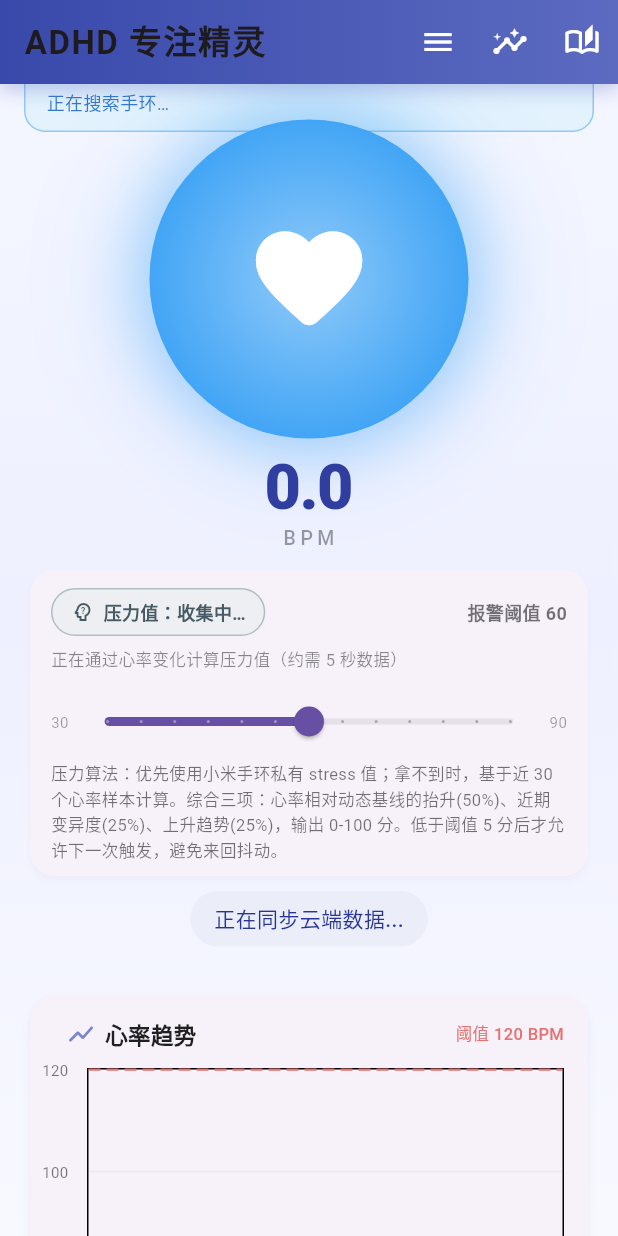
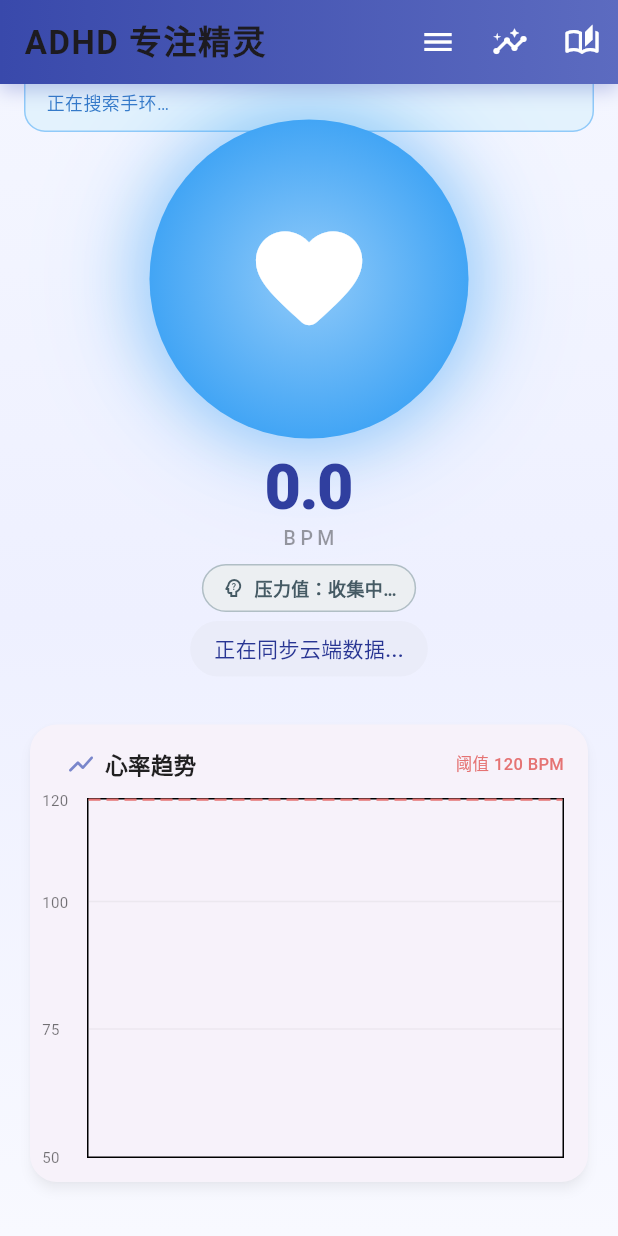
Before and after one commit to ch308/ADHD_Monitor, a Flutter app: the AdhdMonitorApp screen opened directly with empty values, scrolled down 46 dp, on a phone screen of 412 x 824 dp. Run offline on Flutter 3.47's test engine with Material 3 defaults, Android fonts, the phone set to English and light mode, and no system bars; drawn by our look-alikes of fl_chart; our stand-ins replace flutter_blue_plus, flutter_tts, just_audio, permission_handler, shared_preferences, vibration; missing offline and left inert: encrypt, flutter_foreground_task; accounts and stored records are empty; network calls fail.

Commit message:
Fix stress threshold alert flow
Trigger the anxiety flow from calculated stress values as well as band stress values, and move threshold adjustment back into the top menu.

Co-authored-by: Cursor <cursoragent@cursor.com>

```diff
--- a/lib/screens/home_screen.dart
+++ b/lib/screens/home_screen.dart
@@ -265,8 +265,7 @@ class _AdhdMonitorAppState extends State<AdhdMonitorApp>
     debugPrint('Stress=$stress >= $_stressAlertThreshold → alert');
   }
 
-  void _setStressThreshold(double value) {
-    final next = value.round();
+  void _applyStressThreshold(int next, {bool evaluateCurrent = true}) {
     setState(() {
       _stressAlertThreshold = next;
       if ((stressValue ?? 0) < next - 5) {
@@ -274,6 +273,76 @@ class _AdhdMonitorAppState extends State<AdhdMonitorApp>
       }
     });
     unawaited(SessionStore.saveStressThreshold(widget.activeChildId, next));
+
+    if (evaluateCurrent) {
+      final current = stressValue;
+      if (current != null) {
+        _maybeTriggerStressAlert(current);
+      }
+    }
+  }
+
+  Future<void> _showStressThresholdDialog() async {
+    var draft = _stressAlertThreshold.toDouble();
+    final chosen = await showDialog<int>(
+      context: context,
+      builder: (ctx) {
+        return StatefulBuilder(
+          builder: (ctx, setDialogState) {
+            return AlertDialog(
+              title: const Text('设置压力报警阈值'),
+              content: Column(
+                mainAxisSize: MainAxisSize.min,
+                crossAxisAlignment: CrossAxisAlignment.start,
+                children: [
+                  Text(
+                    '当前阈值：${draft.round()}',
+                    style: const TextStyle(
+                      fontWeight: FontWeight.w700,
+                      fontSize: 16,
+                    ),
+                  ),
+                  Slider(
+                    value: draft,
+                    min: 30,
+                    max: 90,
+                    divisions: 12,
+                    label: '${draft.round()}',
+                    onChanged: (v) => setDialogState(() => draft = v),
+                  ),
+                  const Row(
+                    children: [
+                      Text('30', style: TextStyle(fontSize: 11)),
+                      Spacer(),
+                      Text('90', style: TextStyle(fontSize: 11)),
+                    ],
+                  ),
+                  const SizedBox(height: 12),
+                  const Text(
+                    '压力算法：优先使用小米手环私有 stress 值；拿不到时，基于近 30 个心率样本计算。'
+                    '综合三项：心率相对动态基线的抬升(50%)、近期变异度(25%)、上升趋势(25%)，'
+                    '输出 0-100 分。低于阈值 5 分后才允许下一次触发，避免来回抖动。',
+                    style: TextStyle(fontSize: 12, height: 1.5),
+                  ),
+                ],
+              ),
+              actions: [
+                TextButton(
+                  onPressed: () => Navigator.of(ctx).pop(),
+                  child: const Text('取消'),
+                ),
+                FilledButton(
+                  onPressed: () => Navigator.of(ctx).pop(draft.round()),
+                  child: const Text('保存'),
+                ),
+              ],
+            );
+          },
+        );
+      },
+    );
+    if (chosen == null || !mounted) return;
+    _applyStressThreshold(chosen);
   }
 
   /// 手环 BLE notify 一到就直接刷新 UI 和趋势图。
@@ -315,6 +384,9 @@ class _AdhdMonitorAppState extends State<AdhdMonitorApp>
         stressUpdatedAt = sample.timestamp;
       }
     });
+    if (calculatedStress != null) {
+      _maybeTriggerStressAlert(calculatedStress);
+    }
   }
 
   String _formatTime(DateTime t) {
@@ -1401,6 +1473,7 @@ class _AdhdMonitorAppState extends State<AdhdMonitorApp>
               if (v == 'switch') await _showSwitchChildDialog();
               if (v == 'band_bind') await _bindCurrentDevice();
               if (v == 'band_unbind') await _unbindCurrentDevice();
+              if (v == 'stress_threshold') await _showStressThresholdDialog();
               if (v == 'esp_prov') await _openEspProvisionPage();
               if (v == 'esp_reset') await _resetEsp32Provisioning();
             },
@@ -1417,6 +1490,10 @@ class _AdhdMonitorAppState extends State<AdhdMonitorApp>
                 value: 'band_unbind',
                 enabled: !_bindingActionInProgress,
                 child: const Text('解绑当前小米手环'),
+              ),
+              const PopupMenuItem(
+                value: 'stress_threshold',
+                child: Text('设置压力报警阈值'),
               ),
               const PopupMenuDivider(),
               const PopupMenuItem(value: 'esp_prov', child: Text('配网毛绒球呼吸灯')),
@@ -1571,7 +1648,7 @@ class _AdhdMonitorAppState extends State<AdhdMonitorApp>
                   ),
                 ),
                 const SizedBox(height: 8),
-                _buildStressPanel(),
+                _buildStressChip(),
                 const SizedBox(height: 6),
                 Container(
                   padding:
@@ -1743,9 +1820,11 @@ class _AdhdMonitorAppState extends State<AdhdMonitorApp>
     );
   }
 
-  Widget _buildStressPanel() {
+  Widget _buildStressChip() {
     final value = stressValue;
-    final text = value == null ? '压力值：收集中…' : '压力值：$value';
+    final text = value == null
+        ? '压力值：收集中…'
+        : '压力值：$value · 阈值 $_stressAlertThreshold';
     final color = value == null
         ? Colors.blueGrey
         : value >= _stressAlertThreshold + 20
@@ -1755,23 +1834,13 @@ class _AdhdMonitorAppState extends State<AdhdMonitorApp>
                 : Colors.green;
     final subtitle = value == null
         ? '正在通过心率变化计算压力值（约需 5 秒数据）'
-        : '更新时间：${stressUpdatedAt != null ? _formatTime(stressUpdatedAt!) : '--'}';
-    return Padding(
-      padding: const EdgeInsets.symmetric(horizontal: 16),
-      child: Card(
-        elevation: 2,
-        shadowColor: Colors.black12,
-        shape: RoundedRectangleBorder(borderRadius: BorderRadius.circular(16)),
-        child: Padding(
-          padding: const EdgeInsets.fromLTRB(14, 12, 14, 10),
-          child: Column(
-            crossAxisAlignment: CrossAxisAlignment.start,
-            children: [
-              Row(
-                children: [
-                  Container(
-                    padding:
-                        const EdgeInsets.symmetric(horizontal: 12, vertical: 6),
+        : '更新时间：${stressUpdatedAt != null ? _formatTime(stressUpdatedAt!) : '--'}\n'
+            '压力算法：优先使用手环 stress；拿不到时按心率基线抬升、变异度、上升趋势估算。\n'
+            '阈值请从右上角菜单「设置压力报警阈值」调整。';
+    return Tooltip(
+      message: subtitle,
+      child: Container(
+        padding: const EdgeInsets.symmetric(horizontal: 12, vertical: 6),
         decoration: BoxDecoration(
           color: color.shade50.withValues(alpha: 0.9),
           borderRadius: BorderRadius.circular(18),
@@ -1780,68 +1849,21 @@ class _AdhdMonitorAppState extends State<AdhdMonitorApp>
         child: Row(
           mainAxisSize: MainAxisSize.min,
           children: [
-                        Icon(Icons.psychology_alt_outlined,
-                            size: 16, color: color.shade700),
+            Icon(
+              Icons.psychology_alt_outlined,
+              size: 16,
+              color: color.shade700,
+            ),
             const SizedBox(width: 6),
             Text(
               text,
               style: TextStyle(
                 fontSize: 12,
-                            fontWeight: FontWeight.w700,
+                fontWeight: FontWeight.w600,
                 color: color.shade700,
               ),
             ),
           ],
-                    ),
-                  ),
-                  const Spacer(),
-                  Text(
-                    '报警阈值 $_stressAlertThreshold',
-                    style: const TextStyle(
-                      fontSize: 12,
-                      fontWeight: FontWeight.w700,
-                      color: Colors.black54,
-                    ),
-                  ),
-                ],
-              ),
-              const SizedBox(height: 8),
-              Text(
-                subtitle,
-                style: const TextStyle(fontSize: 11, color: Colors.black45),
-              ),
-              const SizedBox(height: 8),
-              Row(
-                children: [
-                  const Text('30',
-                      style: TextStyle(fontSize: 10, color: Colors.black38)),
-                  Expanded(
-                    child: Slider(
-                      value: _stressAlertThreshold.toDouble(),
-                      min: 30,
-                      max: 90,
-                      divisions: 12,
-                      label: '$_stressAlertThreshold',
-                      onChanged: _setStressThreshold,
-                    ),
-                  ),
-                  const Text('90',
-                      style: TextStyle(fontSize: 10, color: Colors.black38)),
-                ],
-              ),
-              const SizedBox(height: 2),
-              const Text(
-                '压力算法：优先使用小米手环私有 stress 值；拿不到时，基于近 30 个心率样本计算。'
-                '综合三项：心率相对动态基线的抬升(50%)、近期变异度(25%)、上升趋势(25%)，'
-                '输出 0-100 分。低于阈值 5 分后才允许下一次触发，避免来回抖动。',
-                style: TextStyle(
-                  fontSize: 11,
-                  height: 1.45,
-                  color: Colors.black54,
-                ),
-              ),
-            ],
-          ),
         ),
       ),
     );
```
Also changed, not shown: 1 other file. Lines whose indentation alone changed are shown as unchanged.
